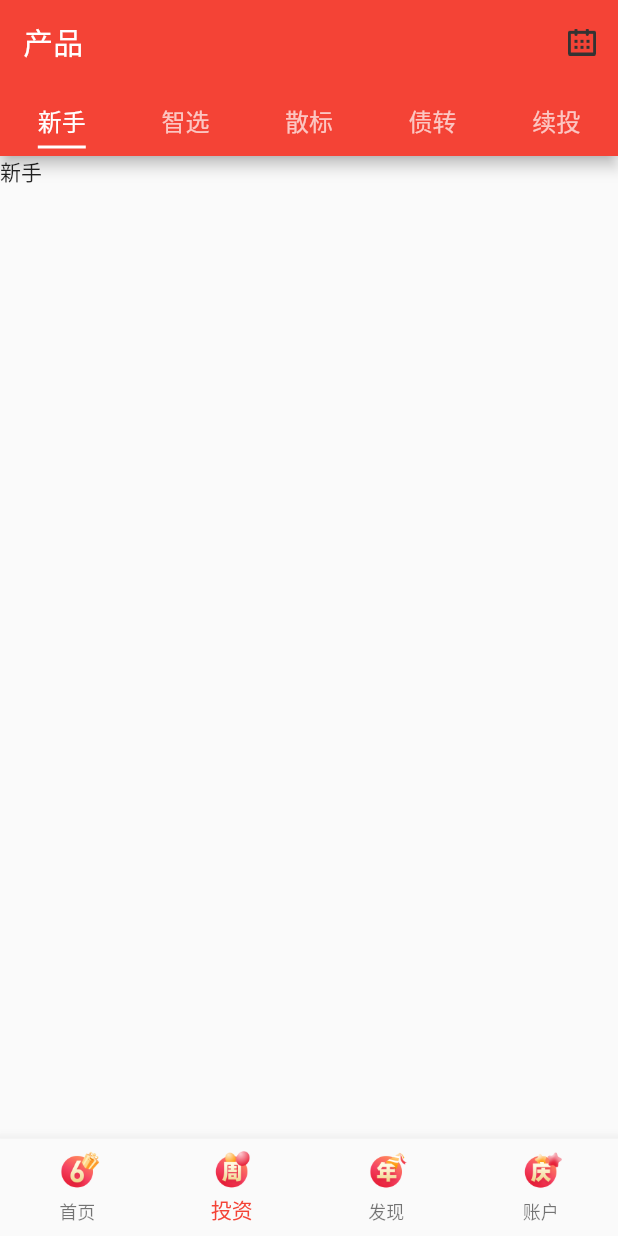
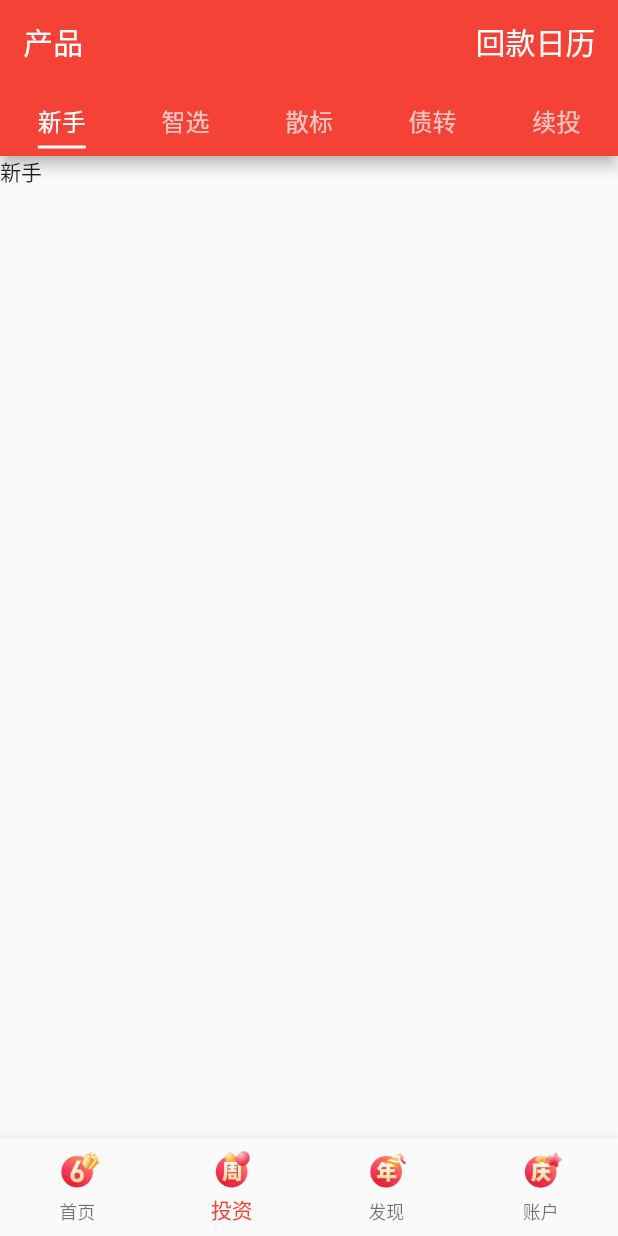
Before and after one commit to zhrmghgws/hxd_flutter, a Flutter app: the screen it shows after launch, item 2 of the bottom bar chosen, on a phone screen of 412 x 824 dp. Run offline on Flutter 3.47's test engine with Material 2 defaults, Android fonts, the phone set to English and light mode, and no system bars.

Commit message:
标题修改

```diff
--- a/lib/bidlist/HXBidListPage.dart
+++ b/lib/bidlist/HXBidListPage.dart
@@ -21,12 +21,15 @@ class _HXBidListPageState extends State<HXBidListPage> {
             ),
           ),
           title: Text(""),
-          actions: <Widget>[
-            IconButton(
-              icon: Image.asset("images/account_calendar.png"),
-              onPressed: ()=>{print("回款日历")},
-            )
-          ],
+          actions: [
+          Center(
+          child: Padding(
+            padding: const EdgeInsets.only(right: 15),
+            child: Text("回款日历",
+            style: TextStyle(fontSize: 20,color: Colors.white),),
+          ),
+        )
+        ],
           bottom: TabBar(
             labelPadding:EdgeInsets.all(10),
             indicatorColor: Colors.white,
```
